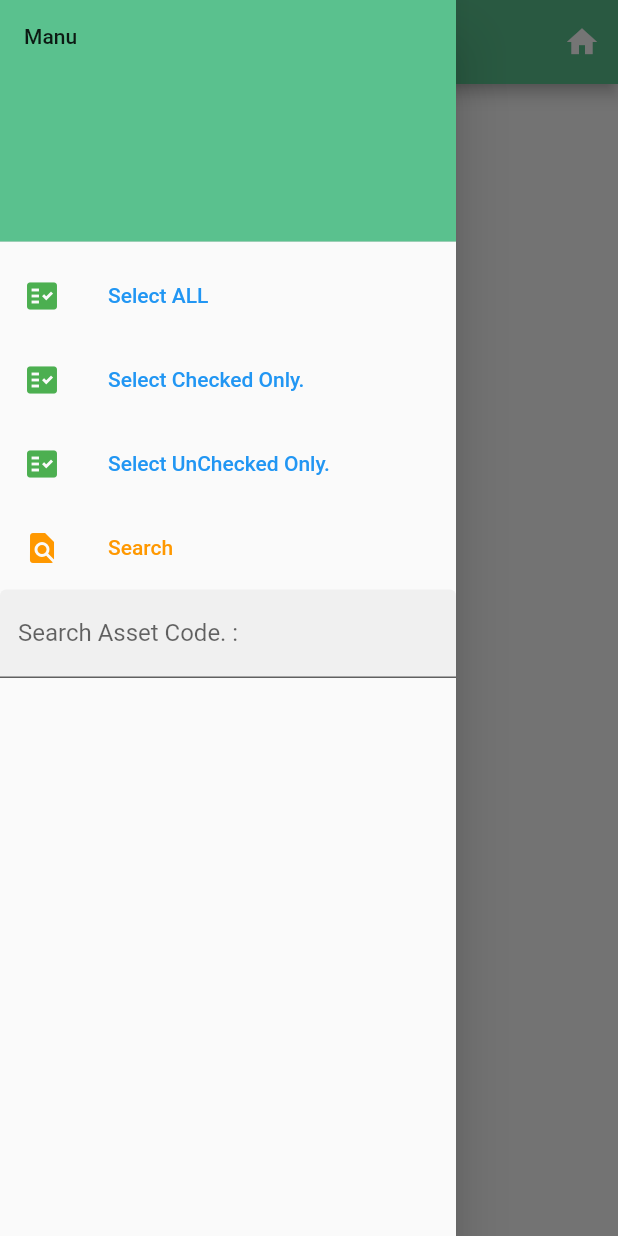
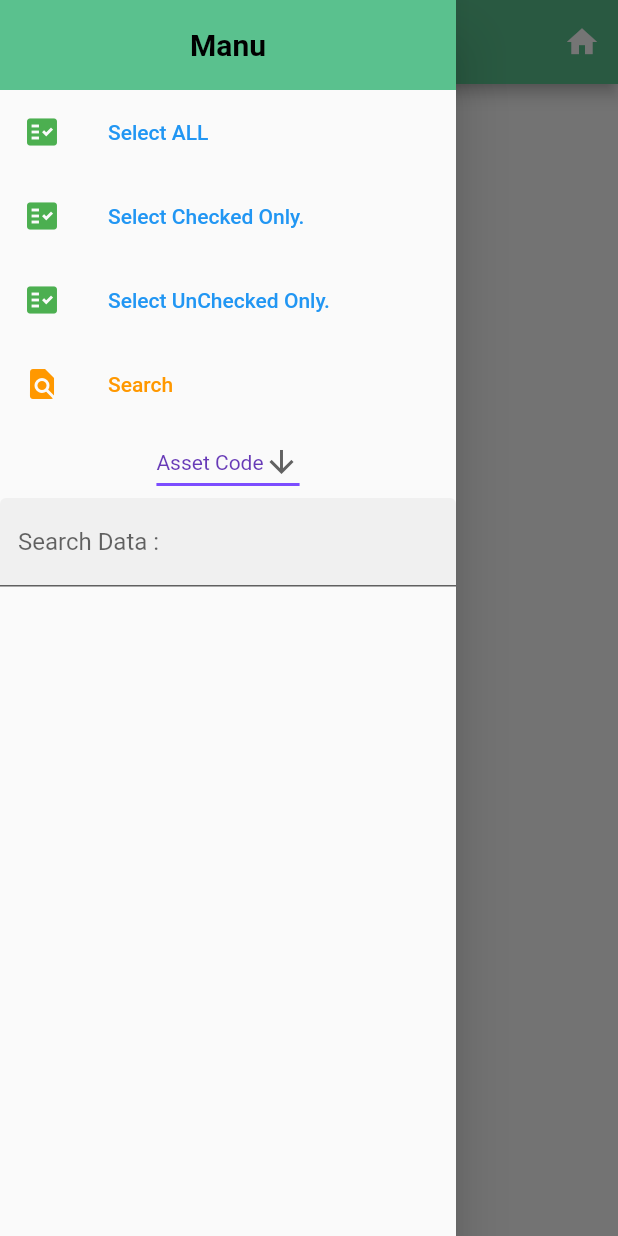
Before and after one commit to saraddargon/FixedApp, a Flutter app: the JobListViewData screen opened directly, with the side drawer open, on a phone screen of 412 x 824 dp. Run offline on Flutter 3.47's test engine with Material 2 defaults, Android fonts, the phone set to English and light mode, and no system bars; our stand-ins replace font_awesome_flutter, sqflite; missing offline and left inert: dart_mssql, flutter_barcode_scanner; accounts and stored records are empty; generated files the repository leaves out were written again.

Commit message:
update list

```diff
--- a/lib/components/listCheckFixed_db.dart
+++ b/lib/components/listCheckFixed_db.dart
@@ -1,5 +1,6 @@
 import 'dart:async';
 import 'dart:convert';
+
 import 'package:fixapp/components/home_screen2.dart';
 import 'package:fixapp/global.dart';
 import 'package:flutter/material.dart';
@@ -13,6 +14,7 @@ class Job {
   final int inputQty;
   final String checkDate;
   final String checkBy;
+  final String location;
 
   Job(
       {this.checkNo,
@@ -21,7 +23,8 @@ class Job {
       this.thaiName,
       this.inputQty,
       this.checkDate,
-      this.checkBy});
+      this.checkBy,
+      this.location});
 
   factory Job.fromJson(Map<String, dynamic> json) {
     return Job(
@@ -32,6 +35,7 @@ class Job {
       inputQty: json['InputQty'],
       checkDate: json['CheckDate'],
       checkBy: json['CheckBy'],
+      location: json['Location'],
     );
   }
 }
@@ -47,6 +51,7 @@ class _JobListViewDataState extends State<JobListViewData> {
   DBData dbs = DBData();
   int search1 = 0;
   String searchText = "";
+  String dropdownValue = 'Asset Code';
   List<TextEditingController> _controllers = new List();
   @override
   Widget build(BuildContext context) {
@@ -89,12 +94,33 @@ class _JobListViewDataState extends State<JobListViewData> {
           // Important: Remove any padding from the ListView.
           padding: EdgeInsets.zero,
           children: <Widget>[
+            SizedBox(
+                height: 60,
+                child: const DecoratedBox(
+                  decoration: BoxDecoration(
+                    color: Color(0xff5ac18e),
+                  ),
+                  child: Center(
+                    child: Text(
+                      'Manu',
+                      style: TextStyle(
+                        color: Colors.black,
+                        fontSize: 20,
+                        fontWeight: FontWeight.bold,
+                      ),
+                    ),
+                  ),
+                )),
+
+            /*
             DrawerHeader(
+              padding: EdgeInsets.all(10),
               decoration: BoxDecoration(
                 color: Color(0xff5ac18e),
               ),
               child: Text('Manu'),
             ),
+            */
             ListTile(
               title: Text(
                 'Select ALL',
@@ -166,13 +192,38 @@ class _JobListViewDataState extends State<JobListViewData> {
                 });
               },
             ),
+            Center(
+              child: DropdownButton<String>(
+                value: dropdownValue,
+                icon: const Icon(Icons.arrow_downward),
+                iconSize: 24,
+                elevation: 16,
+                style: const TextStyle(color: Colors.deepPurple),
+                underline: Container(
+                  height: 2,
+                  color: Colors.deepPurpleAccent,
+                ),
+                onChanged: (String newValue) {
+                  setState(() {
+                    dropdownValue = newValue;
+                  });
+                },
+                items: <String>['Asset Code', 'Location', 'Dept.']
+                    .map<DropdownMenuItem<String>>((String value) {
+                  return DropdownMenuItem<String>(
+                    value: value,
+                    child: Text(value),
+                  );
+                }).toList(),
+              ),
+            ),
             TextField(
               controller: TextEditingController(text: searchText),
               decoration: const InputDecoration(
                 //fillColor: Colors.green.shade50,
                 border: const UnderlineInputBorder(),
                 filled: true,
-                labelText: 'Search Asset Code. :',
+                labelText: 'Search Data :',
               ),
               onSubmitted: (String value) {
                 setState(() {
@@ -198,8 +249,13 @@ class _JobListViewDataState extends State<JobListViewData> {
       } else if (search1 == 2) {
         jobsListAPIUrl = dbs.url + 'api/checkListall3/' + dbs.checkNo;
       } else if (search1 == 4 && searchText != '') {
-        jobsListAPIUrl =
-            dbs.url + 'api/checkListall4/' + dbs.checkNo + "," + searchText;
+        jobsListAPIUrl = dbs.url +
+            'api/checkListall4/' +
+            dbs.checkNo +
+            "," +
+            searchText +
+            "," +
+            dropdownValue;
       }
 
       final response = await http.get(Uri.parse(jobsListAPIUrl));
@@ -221,7 +277,9 @@ class _JobListViewDataState extends State<JobListViewData> {
               children: <Widget>[
                 _tile(
                   'No. : ' + data[index].assetCode,
-                  data[index].assetName,
+                  data[index].assetName +
+                      '\nLocation : ' +
+                      data[index].location,
                   data[index].thaiName,
                   data[index].checkBy,
                 ),
@@ -244,7 +302,7 @@ class _JobListViewDataState extends State<JobListViewData> {
               fontSize: 18,
             )),
         subtitle: Text(
-          (thainame == '0' || thainame == '') ? subtitle : thainame,
+          subtitle,
           style: TextStyle(
             color: Colors.blueAccent,
             fontSize: 14,
```
